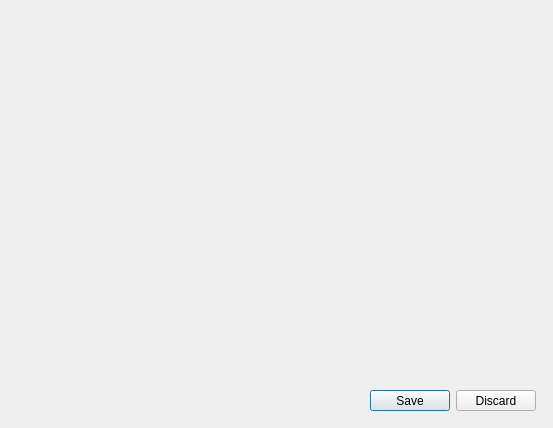
Above: adddialog.ui from solosao/StrumentiDecenti-P2 before the change. Below: the same form after it.
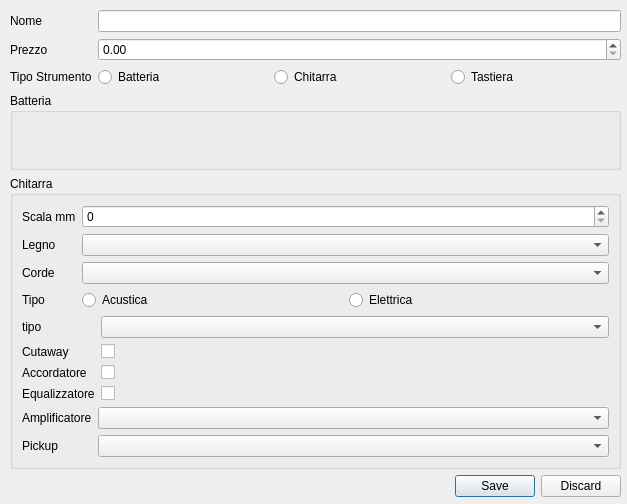
That is the form after the change.

The edit to the form file:
```diff
--- a/adddialog.ui
+++ b/adddialog.ui
@@ -6,25 +6,248 @@
    <rect>
     <x>0</x>
     <y>0</y>
-    <width>553</width>
-    <height>428</height>
+    <width>627</width>
+    <height>504</height>
    </rect>
   </property>
   <property name="windowTitle">
    <string>Dialog</string>
   </property>
-  <widget class="QDialogButtonBox" name="buttonBox">
+  <widget class="QWidget" name="verticalLayoutWidget">
    <property name="geometry">
     <rect>
-     <x>370</x>
-     <y>390</y>
-     <width>166</width>
-     <height>21</height>
+     <x>10</x>
+     <y>10</y>
+     <width>611</width>
+     <height>537</height>
     </rect>
    </property>
-   <property name="standardButtons">
-    <set>QDialogButtonBox::Discard|QDialogButtonBox::Save</set>
-   </property>
+   <layout class="QVBoxLayout" name="verticalLayout">
+    <property name="bottomMargin">
+     <number>50</number>
+    </property>
+    <item>
+     <layout class="QFormLayout" name="formLayout">
+      <item row="1" column="0">
+       <widget class="QLabel" name="label">
+        <property name="text">
+         <string>Nome</string>
+        </property>
+       </widget>
+      </item>
+      <item row="2" column="0">
+       <widget class="QLabel" name="label_2">
+        <property name="text">
+         <string>Prezzo</string>
+        </property>
+       </widget>
+      </item>
+      <item row="2" column="1">
+       <widget class="QDoubleSpinBox" name="doubleSpinBox"/>
+      </item>
+      <item row="3" column="0">
+       <widget class="QLabel" name="label_3">
+        <property name="text">
+         <string>Tipo Strumento</string>
+        </property>
+       </widget>
+      </item>
+      <item row="3" column="1">
+       <layout class="QHBoxLayout" name="horizontalLayout_2">
+        <property name="bottomMargin">
+         <number>0</number>
+        </property>
+        <item>
+         <widget class="QRadioButton" name="radioButton_batteria">
+          <property name="text">
+           <string>Batteria</string>
+          </property>
+         </widget>
+        </item>
+        <item>
+         <widget class="QRadioButton" name="chitarraRadioButton">
+          <property name="text">
+           <string>Chitarra</string>
+          </property>
+         </widget>
+        </item>
+        <item>
+         <widget class="QRadioButton" name="radioButton_tastiera">
+          <property name="text">
+           <string>Tastiera</string>
+          </property>
+         </widget>
+        </item>
+       </layout>
+      </item>
+      <item row="1" column="1">
+       <widget class="QLineEdit" name="lineEdit"/>
+      </item>
+     </layout>
+    </item>
+    <item>
+     <widget class="QGroupBox" name="groupBox">
+      <property name="title">
+       <string>Batteria</string>
+      </property>
+     </widget>
+    </item>
+    <item>
+     <widget class="QGroupBox" name="groupBox_2">
+      <property name="title">
+       <string>Chitarra</string>
+      </property>
+      <layout class="QVBoxLayout" name="verticalLayout_2">
+       <item>
+        <layout class="QFormLayout" name="formLayout_2">
+         <item row="3" column="0">
+          <widget class="QLabel" name="label_4">
+           <property name="text">
+            <string>Tipo</string>
+           </property>
+          </widget>
+         </item>
+         <item row="3" column="1">
+          <layout class="QHBoxLayout" name="horizontalLayout_4">
+           <item>
+            <widget class="QRadioButton" name="radioButton_acustica">
+             <property name="text">
+              <string>Acustica</string>
+             </property>
+            </widget>
+           </item>
+           <item>
+            <widget class="QRadioButton" name="radioButton_elettrica">
+             <property name="text">
+              <string>Elettrica</string>
+             </property>
+            </widget>
+           </item>
+          </layout>
+         </item>
+         <item row="1" column="1">
+          <widget class="QComboBox" name="comboBox"/>
+         </item>
+         <item row="2" column="1">
+          <widget class="QComboBox" name="comboBox_2"/>
+         </item>
+         <item row="0" column="1">
+          <widget class="QSpinBox" name="spinBox"/>
+         </item>
+         <item row="0" column="0">
+          <widget class="QLabel" name="label_5">
+           <property name="text">
+            <string>Scala mm</string>
+           </property>
+          </widget>
+         </item>
+         <item row="1" column="0">
+          <widget class="QLabel" name="label_6">
+           <property name="text">
+            <string>Legno</string>
+           </property>
+          </widget>
+         </item>
+         <item row="2" column="0">
+          <widget class="QLabel" name="label_7">
+           <property name="text">
+            <string>Corde</string>
+           </property>
+          </widget>
+         </item>
+        </layout>
+       </item>
+       <item>
+        <layout class="QFormLayout" name="formLayout_3">
+         <item row="1" column="0">
+          <widget class="QLabel" name="label_8">
+           <property name="text">
+            <string>tipo</string>
+           </property>
+          </widget>
+         </item>
+         <item row="1" column="1">
+          <widget class="QComboBox" name="comboBox_3"/>
+         </item>
+         <item row="2" column="0">
+          <widget class="QLabel" name="label_9">
+           <property name="text">
+            <string>Cutaway</string>
+           </property>
+          </widget>
+         </item>
+         <item row="2" column="1">
+          <widget class="QCheckBox" name="checkBox_cutaway">
+           <property name="text">
+            <string/>
+           </property>
+          </widget>
+         </item>
+         <item row="3" column="0">
+          <widget class="QLabel" name="label_10">
+           <property name="text">
+            <string>Accordatore</string>
+           </property>
+          </widget>
+         </item>
+         <item row="3" column="1">
+          <widget class="QCheckBox" name="checkBox_tuner">
+           <property name="text">
+            <string/>
+           </property>
+          </widget>
+         </item>
+         <item row="4" column="0">
+          <widget class="QLabel" name="label_11">
+           <property name="text">
+            <string>Equalizzatore</string>
+           </property>
+          </widget>
+         </item>
+         <item row="4" column="1">
+          <widget class="QCheckBox" name="checkBox_eq">
+           <property name="text">
+            <string/>
+           </property>
+          </widget>
+         </item>
+        </layout>
+       </item>
+       <item>
+        <layout class="QFormLayout" name="formLayout_4">
+         <item row="1" column="0">
+          <widget class="QLabel" name="label_12">
+           <property name="text">
+            <string>Amplificatore</string>
+           </property>
+          </widget>
+         </item>
+         <item row="2" column="0">
+          <widget class="QLabel" name="label_13">
+           <property name="text">
+            <string>Pickup</string>
+           </property>
+          </widget>
+         </item>
+         <item row="2" column="1">
+          <widget class="QComboBox" name="comboBox_4"/>
+         </item>
+         <item row="1" column="1">
+          <widget class="QComboBox" name="comboBox_5"/>
+         </item>
+        </layout>
+       </item>
+      </layout>
+     </widget>
+    </item>
+    <item>
+     <widget class="QDialogButtonBox" name="buttonBox">
+      <property name="standardButtons">
+       <set>QDialogButtonBox::Discard|QDialogButtonBox::Save</set>
+      </property>
+     </widget>
+    </item>
+   </layout>
   </widget>
  </widget>
  <resources/>
```
